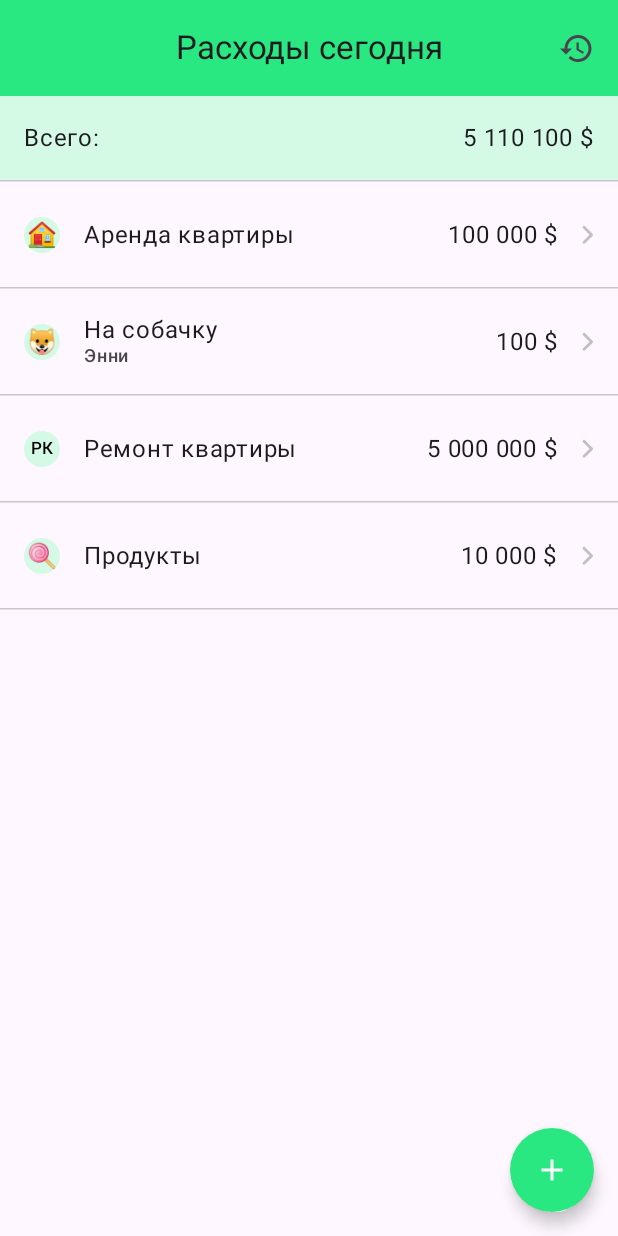
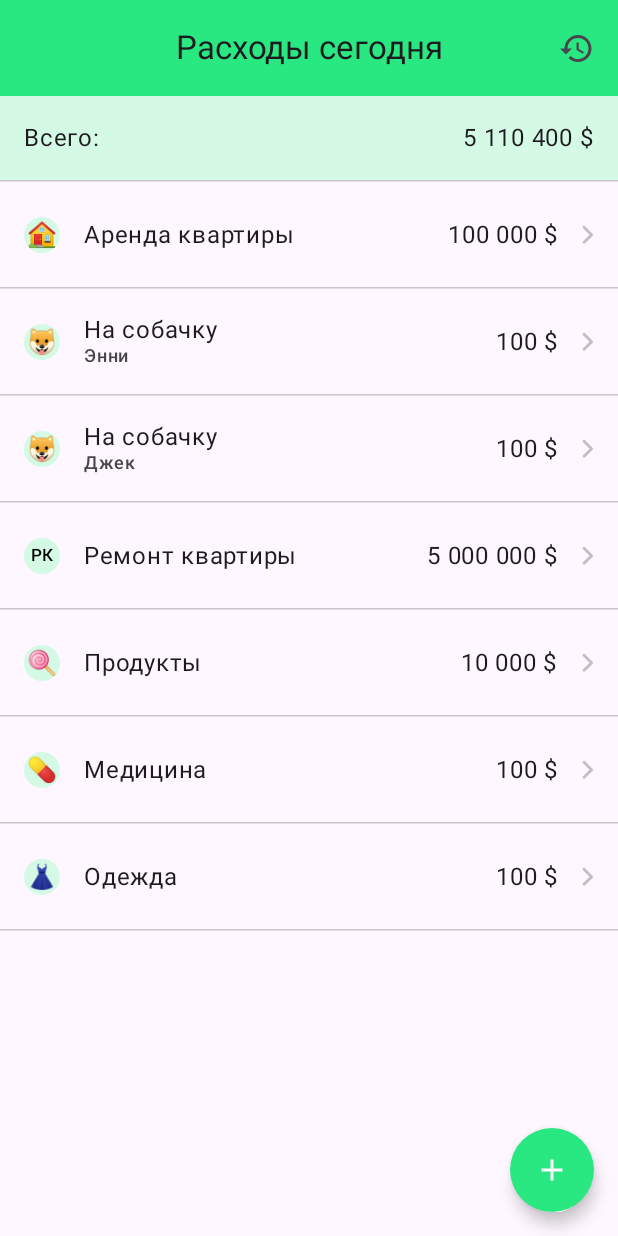
Before and after one commit to mrgregari/FinancialApp, an Android app built with Jetpack Compose: the @Preview function ExpensesScreenPreview, on a phone screen of 412 x 824 dp. Run offline under Robolectric (Android 15) with nearby library versions, the phone set to English and light mode, and no system bars.

Commit message:
mock data

```diff
--- a/app/src/main/java/com/example/financialapp/ui/screens/ExpensesScreen.kt
+++ b/app/src/main/java/com/example/financialapp/ui/screens/ExpensesScreen.kt
@@ -53,6 +53,14 @@ fun ExpensesScreen() {
             icon = "\uD83D\uDC36"
         ),
         Expenses(
+            title = "На собачку",
+            amount = 100,
+            account = "Сбербанк",
+            date = "08.06.2025",
+            comment = "Джек",
+            icon = "\uD83D\uDC36"
+        ),
+        Expenses(
             title = "Ремонт квартиры",
             amount = 5000000,
             account = "Сбербанк",
@@ -65,6 +73,20 @@ fun ExpensesScreen() {
             account = "Сбербанк",
             date = "08.06.2025",
             icon = "\uD83C\uDF6D"
+        ),
+        Expenses(
+            title = "Медицина",
+            amount = 100,
+            account = "Сбербанк",
+            date = "08.06.2025",
+            icon = "\uD83D\uDC8A"
+        ),
+        Expenses(
+            title = "Одежда",
+            amount = 100,
+            account = "Сбербанк",
+            date = "08.06.2025",
+            icon = "\uD83D\uDC57"
         )
     )
     Scaffold(
--- a/app/src/main/java/com/example/financialapp/ui/screens/IncomeScreen.kt
+++ b/app/src/main/java/com/example/financialapp/ui/screens/IncomeScreen.kt
@@ -38,13 +38,13 @@ fun IncomeScreen() {
 
     val list = listOf<Income>(
         Income(
-            title = "Аренда квартиры",
+            title = "Заплата",
             amount = 100000,
             account = "Сбербанк",
             date = "08.06.2025",
         ),
         Income(
-            title = "На собачку",
+            title = "Подработка",
             amount = 100,
             account = "Сбербанк",
             date = "08.06.2025"
--- a/app/src/main/java/com/example/financialapp/ui/screens/SettingsScreen.kt
+++ b/app/src/main/java/com/example/financialapp/ui/screens/SettingsScreen.kt
@@ -27,7 +27,7 @@ fun SettingsScreen() {
     var isDarkTheme by remember { mutableStateOf(false) }
 
     val settings = listOf(
-        "Темная тема" to true,
+        "Тёмная тема" to true,
         "Основной цвет" to false,
         "Звуки" to false,
         "Хаптики" to false,
```
Also changed, not shown: app/src/main/java/com/example/financialapp/ui/screens/CategoriesScreen.kt (+10 -0 lines).
